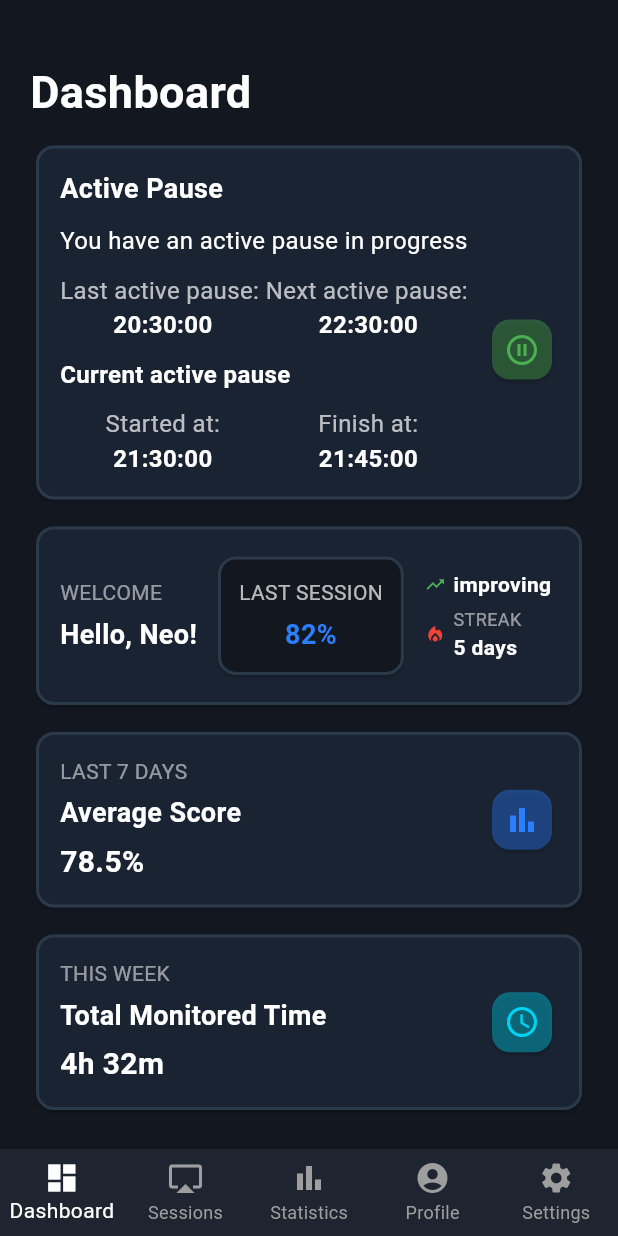
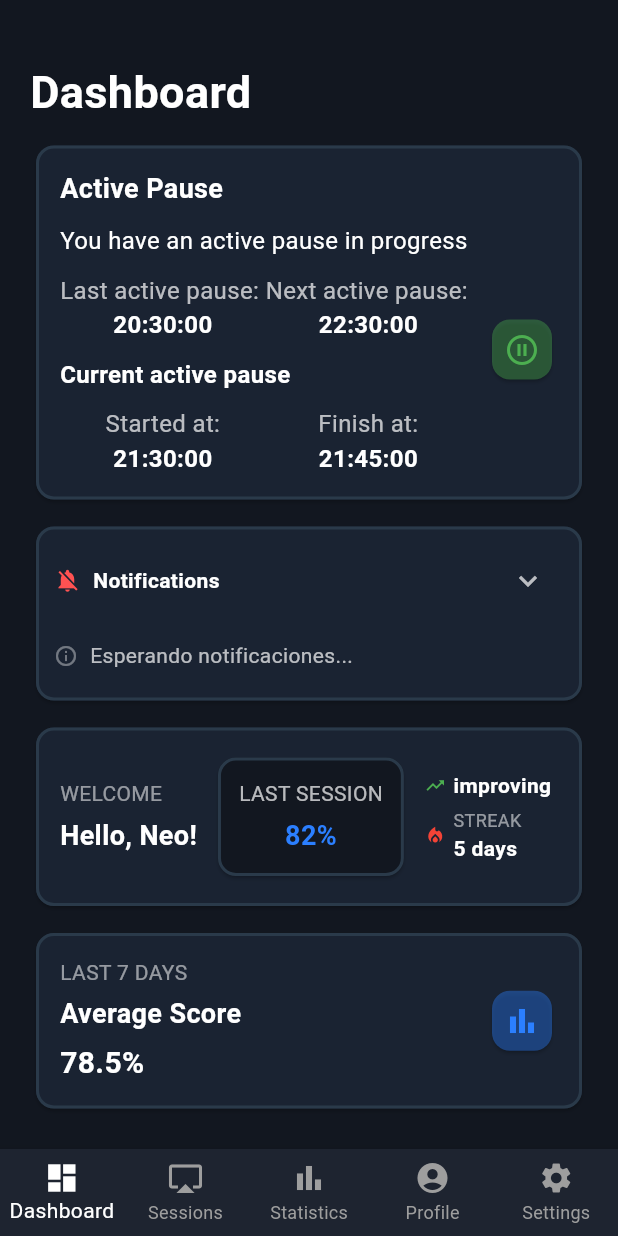
Before and after one commit to NRG7-Emergentes/ergovision-mobile, a Flutter app: the screen it shows after launch, after a tap on "Sign in", on a phone screen of 412 x 824 dp. Run offline on Flutter 3.47's test engine with Material 3 defaults, Android fonts, the phone set to English and light mode, and no system bars; our stand-ins replace fl_chart; missing offline and left inert: stomp_dart_client.

Commit message:
feat(dashboard): add notification listener widget

```diff
--- /dev/null
+++ b/lib/monitoring/component/notification_listener.dart
@@ -0,0 +1,213 @@
+import 'dart:convert';
+import 'package:flutter/material.dart';
+import 'package:stomp_dart_client/stomp_dart_client.dart';
+
+class NotificationItem {
+  final String title;
+  final String message;
+  final DateTime receivedAt;
+
+  NotificationItem({required this.title, required this.message, DateTime? receivedAt})
+      : receivedAt = receivedAt ?? DateTime.now();
+
+  factory NotificationItem.fromJson(Map<String, dynamic> json) {
+    final title = (json['title'] ?? '').toString();
+    final message = (json['message'] ?? '').toString();
+    DateTime? parsed;
+    try {
+      final s = json['sentAt'] ?? json['createdAt'];
+      if (s != null) parsed = DateTime.parse(s.toString());
+    } catch (_) {}
+    return NotificationItem(title: title.isEmpty ? 'Notification' : title, message: message, receivedAt: parsed);
+  }
+}
+
+class NotificationListenerWidget extends StatefulWidget {
+  const NotificationListenerWidget({super.key});
+
+  @override
+  State<NotificationListenerWidget> createState() => _NotificationListenerWidgetState();
+}
+
+class _NotificationListenerWidgetState extends State<NotificationListenerWidget> {
+  StompClient? stompClient;
+  final List<NotificationItem> _notifications = [];
+  bool _connected = false;
+  bool _expanded = false;
+  static const int _maxItems = 6;
+
+  @override
+  void initState() {
+    super.initState();
+    _connectStomp();
+  }
+
+  void _connectStomp() {
+    // adjust URL for emulator/device as needed
+    stompClient = StompClient(
+      config: StompConfig.sockJS(
+        url: 'http://10.0.2.2:8080/ws-notifications', // change if needed
+        onConnect: _onConnect,
+        onWebSocketError: (dynamic error) {
+          if (mounted) {
+            setState(() => _connected = false);
+            ScaffoldMessenger.of(context).showSnackBar(SnackBar(content: Text('STOMP error: $error')));
+          }
+        },
+        onDisconnect: (_) {
+          if (mounted) setState(() => _connected = false);
+        },
+        heartbeatIncoming: const Duration(seconds: 10),
+        heartbeatOutgoing: const Duration(seconds: 10),
+        reconnectDelay: const Duration(seconds: 5),
+      ),
+    );
+
+    stompClient!.activate();
+  }
+
+  void _onConnect(StompFrame frame) {
+    if (!mounted) return;
+    setState(() => _connected = true);
+
+    stompClient!.subscribe(
+      destination: '/topic/notifications',
+      callback: (StompFrame frame) {
+        final raw = frame.body ?? '';
+        // try parse JSON, fallback to plain text
+        NotificationItem item;
+        try {
+          final data = json.decode(raw);
+          if (data is Map<String, dynamic>) {
+            item = NotificationItem.fromJson(data);
+          } else {
+            item = NotificationItem(title: 'Notification', message: raw.toString());
+          }
+        } catch (_) {
+          item = NotificationItem(title: 'Notification', message: raw.toString());
+        }
+
+        if (!mounted) return;
+        setState(() {
+          _notifications.insert(0, item);
+          if (_notifications.length > _maxItems) _notifications.removeRange(_maxItems, _notifications.length);
+        });
+
+        // nicer SnackBar
+        final snackText = '${item.title}: ${item.message}';
+        ScaffoldMessenger.of(context).showSnackBar(
+          SnackBar(content: Text(snackText), duration: const Duration(seconds: 3)),
+        );
+      },
+    );
+  }
+
+  @override
+  void dispose() {
+    stompClient?.deactivate();
+    super.dispose();
+  }
+
+  String _formatTime(DateTime dt) {
+    final t = dt.toLocal();
+    final hh = t.hour.toString().padLeft(2, '0');
+    final mm = t.minute.toString().padLeft(2, '0');
+    return '$hh:$mm';
+  }
+
+  @override
+  Widget build(BuildContext context) {
+    final latest = _notifications.isNotEmpty ? _notifications.first : null;
+
+    return SizedBox(
+      width: double.infinity,
+      child: Card(
+        color: const Color(0xFF1A2332),
+        shape: RoundedRectangleBorder(
+          borderRadius: BorderRadius.circular(12),
+          side: const BorderSide(color: Color(0xFF2A3A4A), width: 2),
+        ),
+        child: Padding(
+          padding: const EdgeInsets.all(12.0),
+          child: Column(
+            children: [
+              Row(
+                children: [
+                  Icon(_connected ? Icons.notifications_active : Icons.notifications_off,
+                      color: _connected ? Colors.greenAccent : Colors.redAccent, size: 18),
+                  const SizedBox(width: 8),
+                  const Text('Notifications', style: TextStyle(color: Colors.white, fontWeight: FontWeight.bold)),
+                  const Spacer(),
+                  if (_notifications.isNotEmpty)
+                    Container(
+                      padding: const EdgeInsets.symmetric(horizontal: 8, vertical: 4),
+                      decoration: BoxDecoration(
+                        color: const Color(0xFF2B7FFF),
+                        borderRadius: BorderRadius.circular(12),
+                      ),
+                      child: Text('${_notifications.length}', style: const TextStyle(color: Colors.white)),
+                    ),
+                  IconButton(
+                    icon: Icon(_expanded ? Icons.expand_less : Icons.expand_more, color: Colors.white70),
+                    onPressed: () => setState(() => _expanded = !_expanded),
+                  )
+                ],
+              ),
+              const SizedBox(height: 8),
+              if (latest != null)
+                ListTile(
+                  contentPadding: EdgeInsets.zero,
+                  leading: CircleAvatar(
+                    backgroundColor: Colors.blueAccent,
+                    child: Text(
+                      latest.title.isNotEmpty ? latest.title[0].toUpperCase() : 'N',
+                      style: const TextStyle(color: Colors.white),
+                    ),
+                  ),
+                  title: Text(latest.title, style: const TextStyle(color: Colors.white, fontWeight: FontWeight.bold)),
+                  subtitle: Text(latest.message, style: const TextStyle(color: Colors.white70)),
+                  trailing: Text(_formatTime(latest.receivedAt), style: const TextStyle(color: Colors.white60)),
+                )
+              else
+                Padding(
+                  padding: const EdgeInsets.symmetric(vertical: 8.0),
+                  child: Row(
+                    children: const [
+                      Icon(Icons.info_outline, color: Colors.white38, size: 16),
+                      SizedBox(width: 8),
+                      Text('Esperando notificaciones...', style: TextStyle(color: Colors.white70)),
+                    ],
+                  ),
+                ),
+              if (_expanded && _notifications.length > 1)
+                const Divider(color: Colors.white12),
+              if (_expanded)
+                SizedBox(
+                  height: 160,
+                  child: _notifications.isEmpty
+                      ? const SizedBox.shrink()
+                      : ListView.separated(
+                          itemCount: _notifications.length,
+                          separatorBuilder: (_, __) => const Divider(color: Colors.white12, height: 8),
+                          itemBuilder: (_, i) {
+                            final n = _notifications[i];
+                            return ListTile(
+                              contentPadding: EdgeInsets.zero,
+                              leading: CircleAvatar(
+                                backgroundColor: Colors.primaries[i % Colors.primaries.length],
+                                child: Text(n.title.isNotEmpty ? n.title[0].toUpperCase() : 'N', style: const TextStyle(color: Colors.white)),
+                              ),
+                              title: Text(n.title, style: const TextStyle(color: Colors.white)),
+                              subtitle: Text(n.message, style: const TextStyle(color: Colors.white70), maxLines: 2, overflow: TextOverflow.ellipsis),
+                              trailing: Text(_formatTime(n.receivedAt), style: const TextStyle(color: Colors.white60, fontSize: 12)),
+                            );
+                          },
+                        ),
+                )
+            ],
+          ),
+        ),
+      ),
+    );
+  }
+}
--- a/lib/shared/views/dashboard.dart
+++ b/lib/shared/views/dashboard.dart
@@ -1,4 +1,5 @@
 import 'package:ergovision/monitoring/component/active_pause.dart';
+import 'package:ergovision/monitoring/component/notification_listener.dart';
 import 'package:fl_chart/fl_chart.dart';
 import 'package:flutter/material.dart';
 
@@ -29,6 +30,9 @@ class _DashboardState extends State<Dashboard> {
             ),
             const SizedBox(height: 10),
             ActivePause(),
+            const SizedBox(height: 10),
+            // Notification listener shows last received message and triggers snackbars
+            NotificationListenerWidget(),
             const SizedBox(height: 10),
             SizedBox(
                 width: double.infinity,
--- a/pubspec.yaml
+++ b/pubspec.yaml
@@ -36,6 +36,8 @@ dependencies:
   cupertino_icons: ^1.0.8
   fl_chart: ^1.1.1
   intl: ^0.18.1
+  web_socket_channel: ^3.0.3
+  stomp_dart_client: ^2.1.0
 
 dependency_overrides:
   vector_math: ^2.1.4
```
Also changed, not shown: pubspec.lock.
